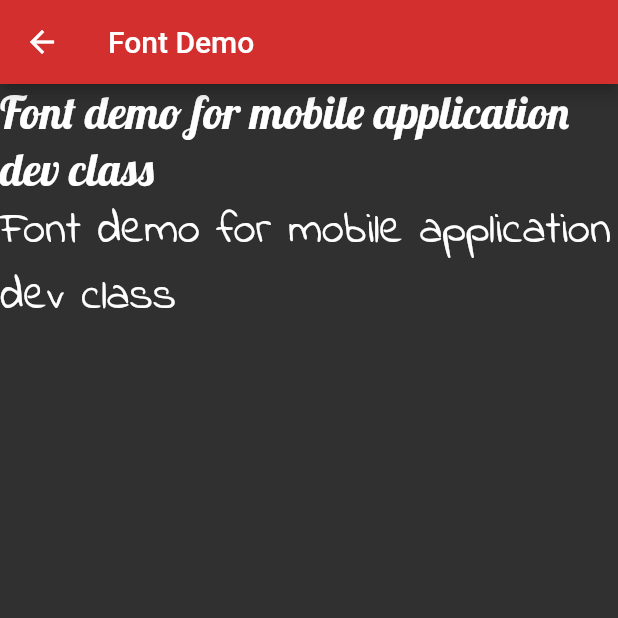
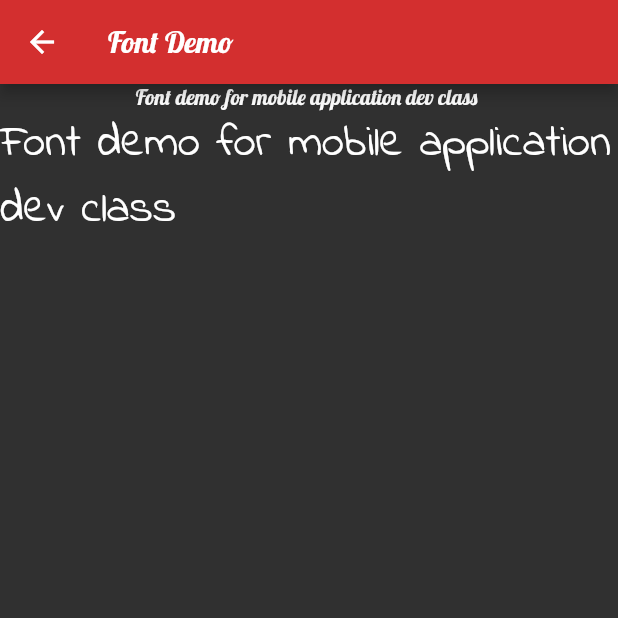
Before and after one commit to rohithaider/cmsc4303-lesson1, a Flutter app: the screen it shows after launch, after a tap on "Custom Font Demo", on a phone screen of 412 x 824 dp, the top half of it. Run offline on Flutter 3.47's test engine with Material 2 defaults, Android fonts, the phone set to English and light mode, and no system bars.

Commit message:
default font

```diff
--- a/lib/main.dart
+++ b/lib/main.dart
@@ -16,6 +16,7 @@ class Lesson1App extends StatelessWidget {
       debugShowCheckedModeBanner: false,
       theme: ThemeData(
           brightness: Brightness.dark,
+          fontFamily: 'Lobster',
           primaryColor: Colors.red[700],
           textTheme:
               TextTheme(headline1: TextStyle(fontSize: 30.0, color: Colors.yellow[900]))),
--- a/lib/screen/font_screen.dart
+++ b/lib/screen/font_screen.dart
@@ -12,7 +12,6 @@ class FontScreen extends StatelessWidget {
         children: [
           Text(
             'Font demo for mobile application dev class ',
-            style: TextStyle(fontSize: 30.0, fontFamily: 'Lobster'),
           ),
           Text(
             'Font demo for mobile application dev class ',
```
